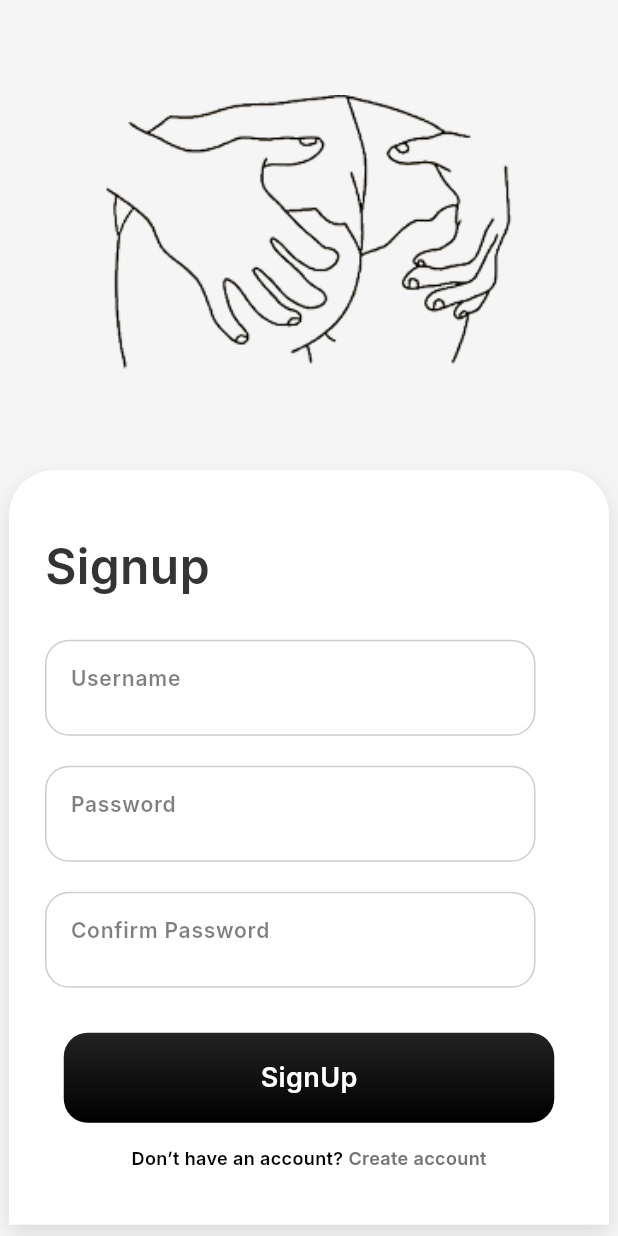
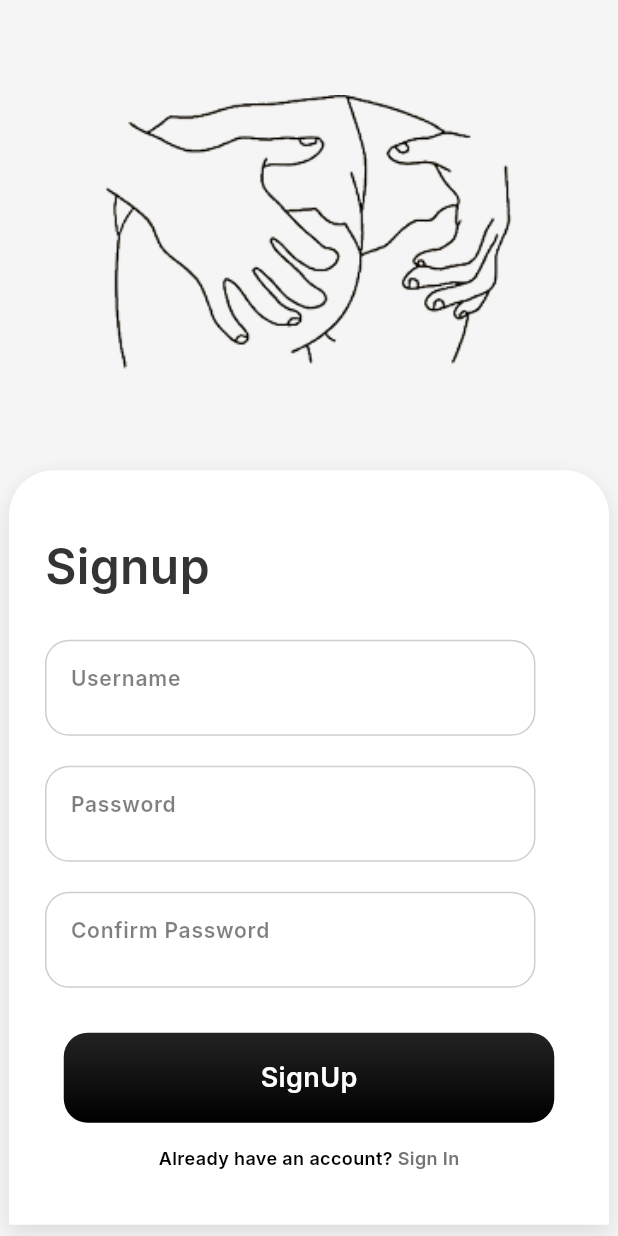
Before and after one commit to emmy001/dawol, a Flutter app: the SignUp screen opened by its route, on a phone screen of 412 x 824 dp. Run offline on Flutter 3.47's test engine with Material 3 defaults, Android fonts, the light colour scheme and no system bars; our stand-ins replace flutter_svg, google_fonts; statements that could not run were skipped.

Commit message:
feature/updates13/03

```diff
--- a/lib/signup.dart
+++ b/lib/signup.dart
@@ -1,4 +1,5 @@
 import 'package:flutter/material.dart';
+import 'routes/app_routes.dart'; // Import the AppRoutes
 import 'widgets/input_fields.dart'; // Import the InputFields widget
 import 'widgets/button.dart'; // Import the Button widget
 
@@ -109,7 +110,7 @@ class SignUp extends StatelessWidget {
                           mainAxisAlignment: MainAxisAlignment.center,
                           children: [
                             const Text(
-                              'Don’t have an account? ',
+                              'Already have an account? ',
                               style: TextStyle(
                                 color: Colors.black,
                                 fontSize: 12,
@@ -120,10 +121,13 @@ class SignUp extends StatelessWidget {
                             ),
                             GestureDetector(
                               onTap: () {
-                                print('Create account tapped');
+                                Navigator.pushNamed(
+                                  context,
+                                  AppRoutes.login,
+                                ); // Use named route
                               },
                               child: const Text(
-                                'Create account',
+                                'Sign In',
                                 style: TextStyle(
                                   color: Color(0xFF777573),
                                   fontSize: 12,
```
Also changed, not shown: pubspec.yaml (+0 -18 lines).
